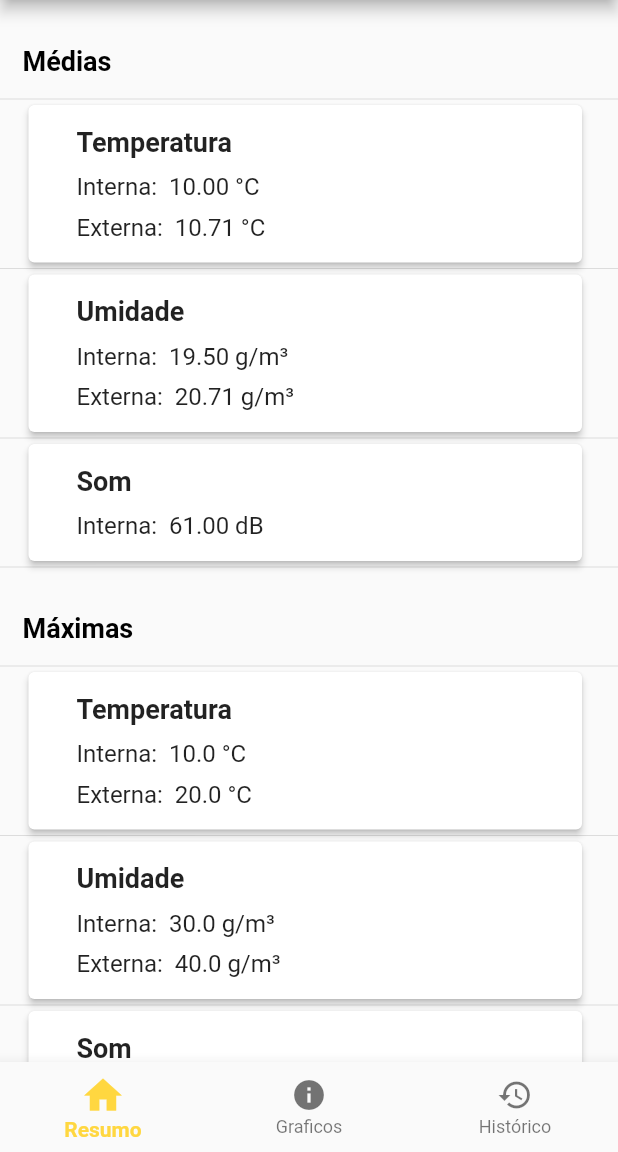
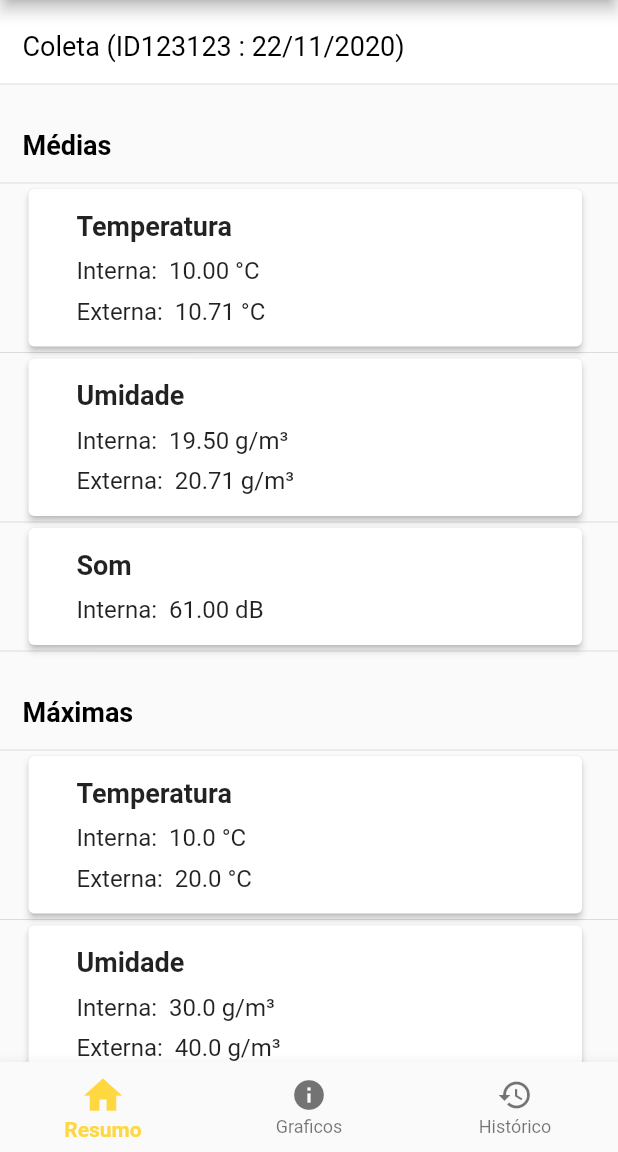
Before and after one commit to Apicultores/mobile-app, a Flutter app: the screen it shows after launch, on a phone screen of 412 x 824 dp, the part 84-1236 px from its top. Run offline on Flutter 3.47's test engine with Material 2 defaults, Android fonts, the phone set to English and light mode, and no system bars; our stand-ins replace syncfusion_flutter_charts.

Commit message:
Refatoração home

```diff
--- a/bee_monitoring_app/lib/Scenes/Home/HomeViewController.dart
+++ b/bee_monitoring_app/lib/Scenes/Home/HomeViewController.dart
@@ -22,7 +22,7 @@ class HomeViewController extends StatelessWidget {
         });
   }
 
-  Padding createCell(int index) {
-    return HomeViewModel().createAverageCard(index, data);
+  Widget createCell(int index) {
+    return HomeViewModel().createWidget(index, data);
   }
 }
--- a/bee_monitoring_app/lib/Scenes/Home/HomeViewModel.dart
+++ b/bee_monitoring_app/lib/Scenes/Home/HomeViewModel.dart
@@ -8,6 +8,7 @@ class HomeViewModel {
   Service service = Service();
 
   List<HomeWidgetType> cellList = [
+    HomeWidgetType.header,
     HomeWidgetType.title,
     HomeWidgetType.averageTemperature,
     HomeWidgetType.averageHumidity,
@@ -22,10 +23,12 @@ class HomeViewModel {
     HomeWidgetType.minSound
   ];
 
-  Padding createAverageCard(int index, List<Item> data) {
+  Widget createWidget(int index, List<Item> data) {
     switch (cellList[index]) {
+      case HomeWidgetType.header:
+        return createHeader();
       case HomeWidgetType.averageTemperature:
-        return HomeViewModel().createCard(
+        return createCard(
             "Temperatura",
             service
                     .getAverage(Type.temperatureInside, data)
@@ -36,7 +39,7 @@ class HomeViewModel {
                     .toStringAsFixed(2) +
                 " °C");
       case HomeWidgetType.averageHumidity:
-        return HomeViewModel().createCard(
+        return createCard(
             "Umidade",
             service.getAverage(Type.humidityInside, data).toStringAsFixed(2) +
                 " g/m³",
@@ -46,33 +49,33 @@ class HomeViewModel {
                 " g/m³");
       case HomeWidgetType.averageSound:
         String value = service.getAverage(Type.sound, data).toStringAsFixed(2);
-        return HomeViewModel().createCard("Som", "$value dB");
+        return createCard("Som", "$value dB");
       case HomeWidgetType.maxTemperature:
-        return HomeViewModel().createCard(
+        return createCard(
             "Temperatura", service.getMax(Type.temperatureInside, data) + " °C",
             subtitleTail:
                 service.getMax(Type.temperatureOutside, data) + " °C");
       case HomeWidgetType.maxHumidity:
-        return HomeViewModel().createCard(
+        return createCard(
             "Umidade", service.getMax(Type.humidityInside, data) + " g/m³",
             subtitleTail: service.getMax(Type.humidityOutside, data) + " g/m³");
       case HomeWidgetType.maxSound:
         String value = service.getMax(Type.sound, data);
-        return HomeViewModel().createCard("Som", "$value dB");
+        return createCard("Som", "$value dB");
       case HomeWidgetType.minTemperature:
-        return HomeViewModel().createCard(
+        return createCard(
             "Temperatura", service.getMin(Type.temperatureInside, data) + " °C",
             subtitleTail:
                 service.getMin(Type.temperatureOutside, data) + " °C");
       case HomeWidgetType.minHumidity:
-        return HomeViewModel().createCard(
+        return createCard(
             "Umidade", service.getMin(Type.humidityInside, data) + " g/m³",
             subtitleTail: service.getMin(Type.humidityOutside, data) + " g/m³");
       case HomeWidgetType.minSound:
         String value = service.getMin(Type.sound, data);
-        return HomeViewModel().createCard("Som", "$value dB");
+        return createCard("Som", "$value dB");
       default:
-        return HomeViewModel().createTitle(index);
+        return createTitle(index);
     }
   }
 
@@ -152,11 +155,31 @@ class HomeViewModel {
         ));
   }
 
+  Widget createHeader() {
+    return Container(
+      color: Colors.white,
+      child: (Row(
+        children: <Widget>[
+          Padding(
+              padding:
+                  EdgeInsets.only(left: 15, bottom: 15, right: 20, top: 20),
+              child: Text(
+                "Coleta (ID123123 : 22/11/2020)",
+                style: TextStyle(
+                    color: Color.fromARGB(255, 0, 0, 0),
+                    fontSize: 18.0,
+                    fontWeight: FontWeight.normal),
+              ))
+        ],
+      )),
+    );
+  }
+
   String handleTitle(int index) {
     switch (index) {
-      case 0:
+      case 1:
         return "Médias";
-      case 4:
+      case 5:
         return "Máximas";
       default:
         return "Mínimas";
```
